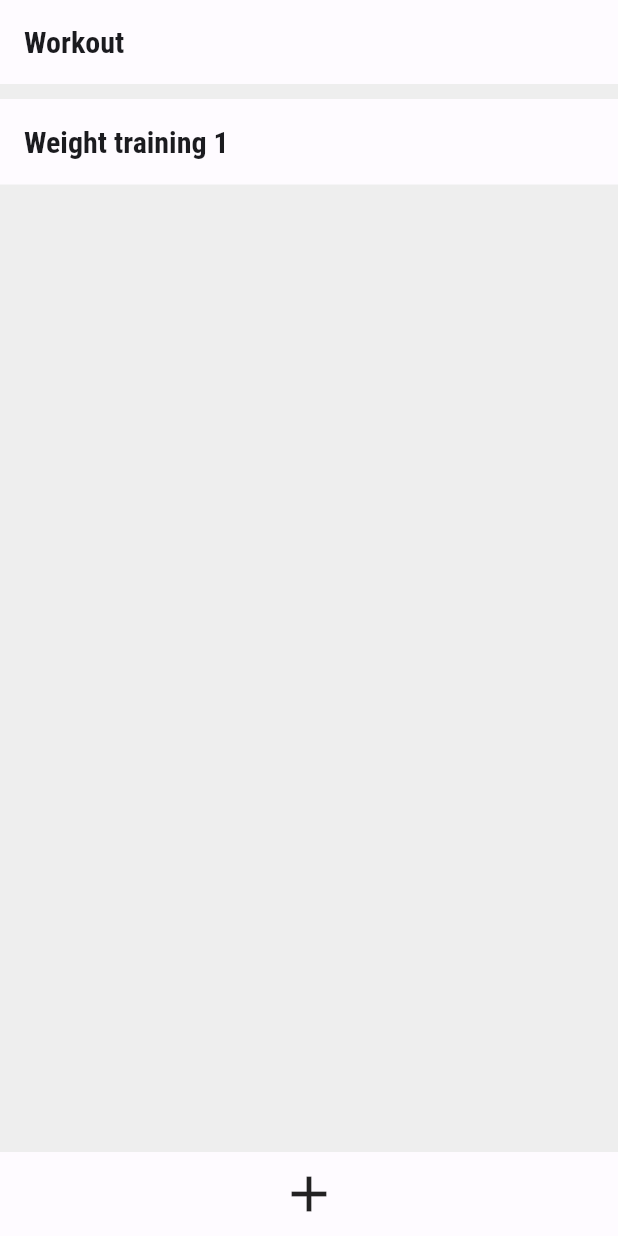
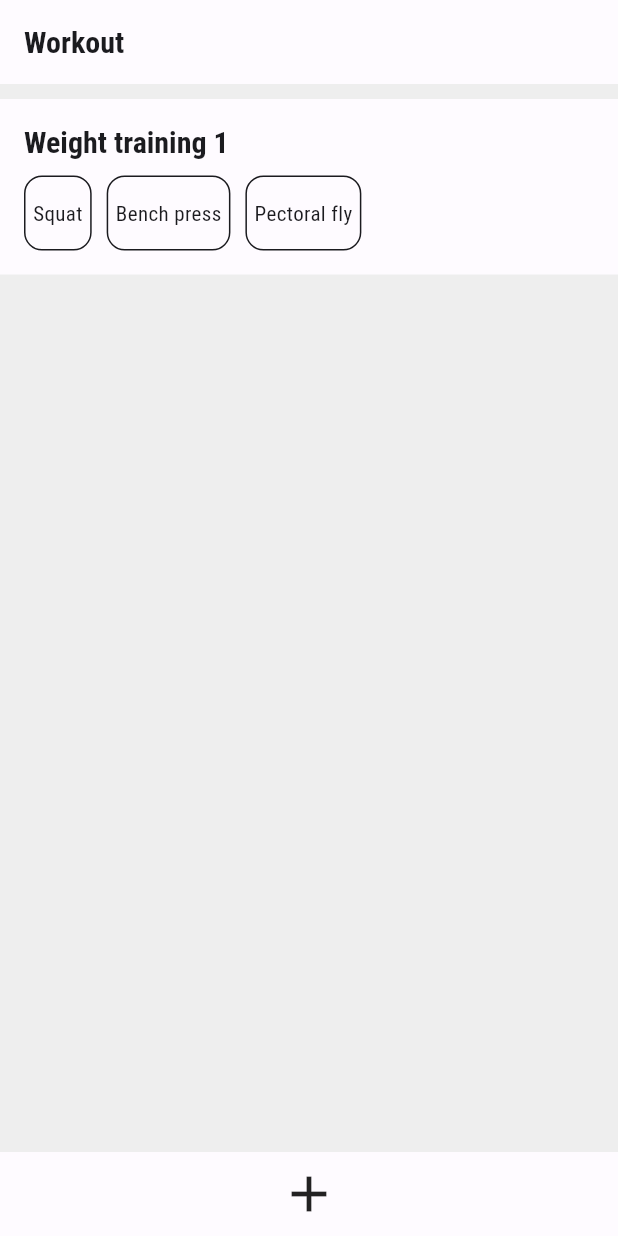
Before and after one commit to ChienKangLu/workout_app, a Flutter app: the screen it shows after launch, on a phone screen of 412 x 824 dp. Run offline on Flutter 3.47's test engine with Material 2 defaults, Android fonts, the phone set to English and light mode, and no system bars; generated files the repository leaves out were written again.

Commit message:
Create ExerciseList

```diff
--- a/lib/model/workout.dart
+++ b/lib/model/workout.dart
@@ -1,9 +1,9 @@
 import 'Exercise.dart';
 
 class Workout {
-  Workout({required this.name, required this.exerciseList});
+  Workout({required this.name, required this.exercises});
 
   final String name;
 
-  final List<Exercise> exerciseList;
+  final List<Exercise> exercises;
 }
--- a/lib/pages/workout_list_page.dart
+++ b/lib/pages/workout_list_page.dart
@@ -2,6 +2,7 @@ import 'package:flutter/material.dart';
 import 'package:flutter_gen/gen_l10n/app_localizations.dart';
 import 'package:workout_app/model/Exercise.dart';
 import 'package:workout_app/model/workout.dart';
+import 'package:workout_app/views/exercise_item.dart';
 
 import '../views/workout_item.dart';
 import '../views/workout_list.dart';
@@ -21,8 +22,10 @@ class _WorkoutListPageState extends State<WorkoutListPage> {
   final List<Workout> _workoutList = <Workout>[
     Workout(
         name: "Weight training 1",
-        exerciseList: [
+        exercises: [
           Exercise(name: "Squat"),
+          Exercise(name: "Bench press"),
+          Exercise(name: "Pectoral fly"),
         ]
     ),
   ];
@@ -44,6 +47,15 @@ class _WorkoutListPageState extends State<WorkoutListPage> {
 
 extension WorkoutExtension on Workout {
   WorkoutItem toWorkoutItem() {
-    return WorkoutItem(name: name);
+    return WorkoutItem(
+      name: name,
+      exerciseItems: exercises.map((exercise) => exercise.toExerciseItem()).toList(),
+    );
   }
 }
+
+extension ExerciseExtension on Exercise {
+  ExerciseItem toExerciseItem() {
+    return ExerciseItem(name: name);
+  }
+}
--- a/lib/themes/workout_app_theme_data.dart
+++ b/lib/themes/workout_app_theme_data.dart
@@ -89,8 +89,15 @@ class WorkoutAppThemeData {
 
   static EdgeInsets get listItemMargin => const EdgeInsets.fromLTRB(0, 10, 0, 0);
   static EdgeInsets get listItemPadding => const EdgeInsets.all(16);
-  static double? get bottomBarHeight => 56.0;
-  static double? get bottomBarIconSize => 40;
+
+  static double get bottomBarHeight => 56.0;
+  static double get bottomBarIconSize => 40.0;
+
+  static EdgeInsets get exerciseListMargin => const EdgeInsets.fromLTRB(0, 10, 0, 0);
+  static double get exerciseItemWidth => 50.0;
+  static EdgeInsets get exerciseItemMargin => const EdgeInsets.fromLTRB(0, 0, 10, 0);
+  static EdgeInsets get exerciseItemPadding => const EdgeInsets.all(5.0);
+  static BorderRadius get exerciseItemBorderRadius => BorderRadius.circular(12.0);
 }
 
 extension CustomColorScheme on ColorScheme {
--- /dev/null
+++ b/lib/views/exercise_item.dart
@@ -0,0 +1,5 @@
+class ExerciseItem {
+  ExerciseItem({required this.name});
+
+  final String name;
+}
--- /dev/null
+++ b/lib/views/exercise_list.dart
@@ -0,0 +1,48 @@
+import 'package:flutter/material.dart';
+
+import '../themes/workout_app_theme_data.dart';
+import 'exercise_item.dart';
+
+class ExerciseList extends StatelessWidget {
+  const ExerciseList({Key? key, required this.exerciseItems}) : super(key: key);
+
+  final List<ExerciseItem> exerciseItems;
+
+  @override
+  Widget build(BuildContext context) {
+    return ListView.builder(
+      scrollDirection: Axis.horizontal,
+      itemCount: exerciseItems.length,
+      itemBuilder: (content, index) {
+        return ExerciseListItem(exerciseItem: exerciseItems[index]);
+      },
+    );
+  }
+}
+
+class ExerciseListItem extends StatelessWidget {
+  const ExerciseListItem({Key? key, required this.exerciseItem}) : super(key: key);
+
+  final ExerciseItem exerciseItem;
+
+  @override
+  Widget build(BuildContext context) {
+    return Container(
+      margin: WorkoutAppThemeData.exerciseItemMargin,
+      padding: WorkoutAppThemeData.exerciseItemPadding,
+      decoration: BoxDecoration(
+        border: Border.all(color: Theme.of(context).colorScheme.onSurface),
+        borderRadius: WorkoutAppThemeData.exerciseItemBorderRadius,
+      ),
+      // width: WorkoutAppThemeData.exerciseItemWidth,
+      height: WorkoutAppThemeData.exerciseItemWidth,
+      child: Center(
+        child: Text(
+          exerciseItem.name,
+          textAlign: TextAlign.center,
+          maxLines: 2,
+        ),
+      ),
+    );
+  }
+}
--- a/lib/views/workout_item.dart
+++ b/lib/views/workout_item.dart
@@ -1,5 +1,8 @@
+import 'exercise_item.dart';
+
 class WorkoutItem {
-  WorkoutItem({required this.name});
+  WorkoutItem({required this.name, required this.exerciseItems});
 
   final String name;
+  final List<ExerciseItem> exerciseItems;
 }
--- a/lib/views/workout_list.dart
+++ b/lib/views/workout_list.dart
@@ -2,6 +2,7 @@ import 'package:flutter/material.dart';
 
 import 'package:workout_app/themes/workout_app_theme_data.dart';
 
+import 'exercise_list.dart';
 import 'workout_item.dart';
 
 class WorkoutList extends StatelessWidget {
@@ -56,14 +57,30 @@ class WorkoutListItem extends StatelessWidget {
   Widget _listItem(BuildContext context, WorkoutItem workoutItem) {
     return Column(
       children: [
-        Align(
-          alignment: Alignment.topLeft,
-          child: Text(
-            workoutItem.name,
-            style: Theme.of(context).textTheme.titleLarge,
-          ),
-        ),
+        WorkoutListItemTitle(workoutItem: workoutItem),
+        Container(
+          margin: WorkoutAppThemeData.exerciseListMargin,
+          height: WorkoutAppThemeData.exerciseItemWidth,
+          child: ExerciseList(exerciseItems: workoutItem.exerciseItems),
+        )
       ],
     );
   }
 }
+
+class WorkoutListItemTitle extends StatelessWidget {
+  const WorkoutListItemTitle({Key? key, required this.workoutItem}) : super(key: key);
+
+  final WorkoutItem workoutItem;
+
+  @override
+  Widget build(BuildContext context) {
+    return Align(
+      alignment: Alignment.topLeft,
+      child: Text(
+        workoutItem.name,
+        style: Theme.of(context).textTheme.titleLarge,
+      ),
+    );
+  }
+}
```
Also changed, not shown: 1 other file.
